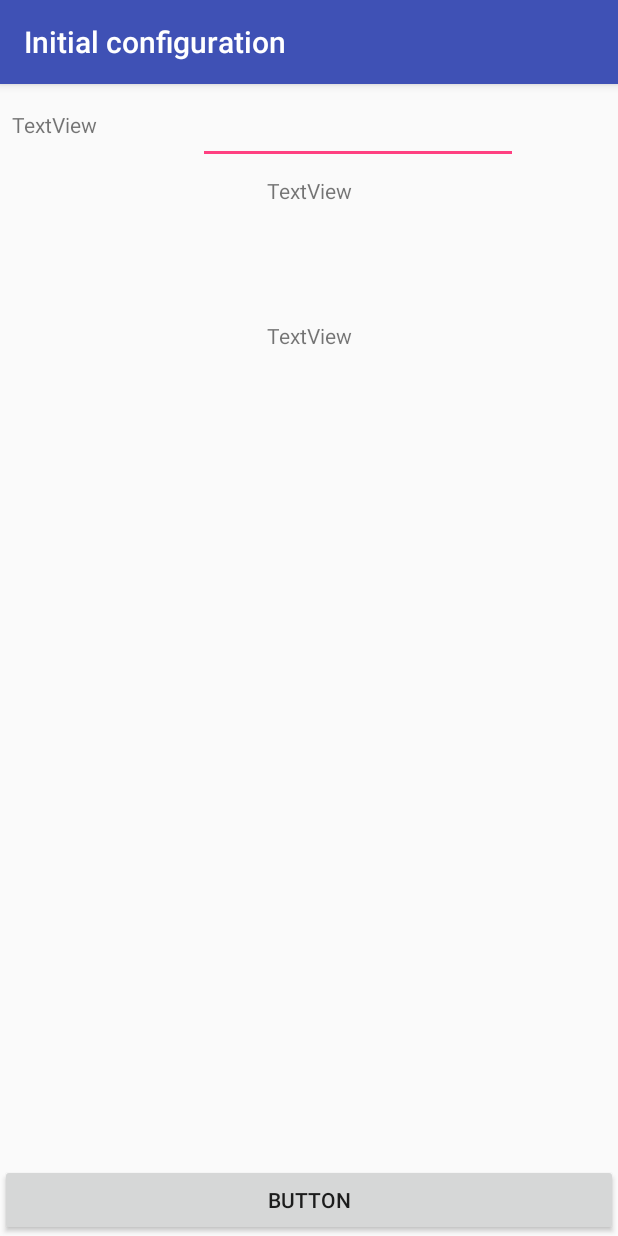
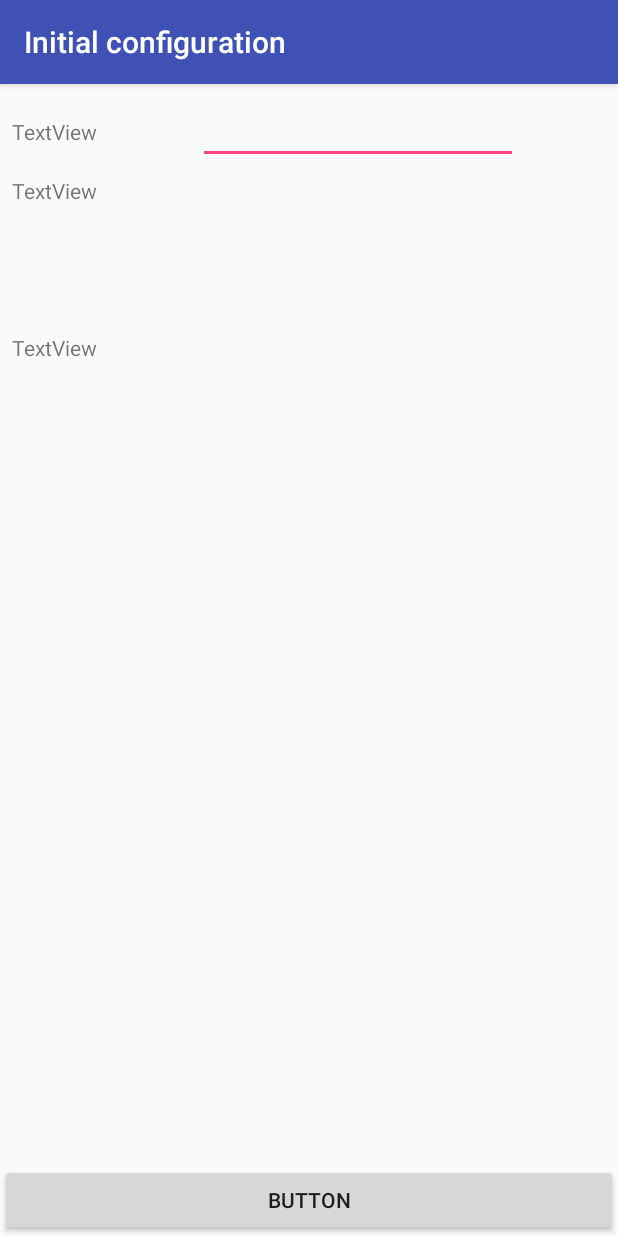
Before and after one commit to jorgeglezca98/outgoingControl, an Android app: the initialConfigurationActivity screen opened directly, with no data from a screen before it, on a phone screen of 412 x 824 dp. Run offline under Robolectric (Android 15) with nearby library versions, the phone set to English and light mode, and no system bars.

Commit message:
I tried to make a splash screen but I could not solve a problem with the resources for now.

```diff
--- /dev/null
+++ b/app/src/main/res/drawable/splash_screen.xml
@@ -0,0 +1,11 @@
+<?xml version="1.0" encoding="utf-8"?>
+<layer-list xmlns:android="http://schemas.android.com/apk/res/android">
+
+    <item android:drawable="@color/colorPrimaryDark" />
+
+    <item>
+        <bitmap
+            android:gravity="center"
+            android:src="@mipmap/ic_launcher" />
+    </item>
+</layer-list>
--- a/app/src/main/res/layout/activity_initial_configuration.xml
+++ b/app/src/main/res/layout/activity_initial_configuration.xml
@@ -37,13 +37,10 @@
                 android:id="@+id/textView2"
                 android:layout_width="wrap_content"
                 android:layout_height="wrap_content"
-                android:layout_marginBottom="8dp"
                 android:layout_marginStart="8dp"
-                android:layout_marginTop="8dp"
                 android:text="TextView"
-                app:layout_constraintBottom_toBottomOf="@+id/editText"
-                app:layout_constraintStart_toStartOf="parent"
-                app:layout_constraintTop_toTopOf="parent" />
+                app:layout_constraintBaseline_toBaselineOf="@+id/editText"
+                app:layout_constraintStart_toStartOf="parent" />
 
             <EditText
                 android:id="@+id/editText"
@@ -60,7 +57,7 @@
 
             <TextView
                 android:id="@+id/textView3"
-                android:layout_width="wrap_content"
+                android:layout_width="0dp"
                 android:layout_height="wrap_content"
                 android:layout_marginEnd="8dp"
                 android:layout_marginStart="8dp"
@@ -83,10 +80,11 @@
 
             <TextView
                 android:id="@+id/textView4"
-                android:layout_width="wrap_content"
+                android:layout_width="0dp"
                 android:layout_height="wrap_content"
                 android:layout_marginEnd="8dp"
                 android:layout_marginStart="8dp"
+                android:layout_marginTop="8dp"
                 android:text="TextView"
                 app:layout_constraintEnd_toEndOf="parent"
                 app:layout_constraintStart_toStartOf="parent"
--- a/app/src/main/res/values-v21/styles.xml
+++ b/app/src/main/res/values-v21/styles.xml
@@ -5,4 +5,8 @@
         <item name="windowNoTitle">true</item>
         <item name="android:statusBarColor">@android:color/transparent</item>
     </style>
+
+    <style name="SplashStyle" parent="Theme.AppCompat.NoActionBar">
+        <item name="android:windowBackground">@drawable/splash_screen</item>
+    </style>
 </resources>
--- a/app/src/main/res/values/styles.xml
+++ b/app/src/main/res/values/styles.xml
@@ -17,4 +17,8 @@
 
     <style name="AppTheme.PopupOverlay" parent="ThemeOverlay.AppCompat.Light" />
 
+    <style name="SplashStyle" parent="Theme.AppCompat.NoActionBar">
+        <item name="android:windowBackground">@drawable/splash_screen</item>
+    </style>
+
 </resources>
```
Also changed, not shown: app/src/main/AndroidManifest.xml (+7 -4 lines), app/src/main/java/com/example/jorgegonzalezcabrera/outgoing/activities/SplashActiviy.java (added, +32 -0 lines), app/src/main/java/com/example/jorgegonzalezcabrera/outgoing/applications/myApplication.java (added, +23 -0 lines).
